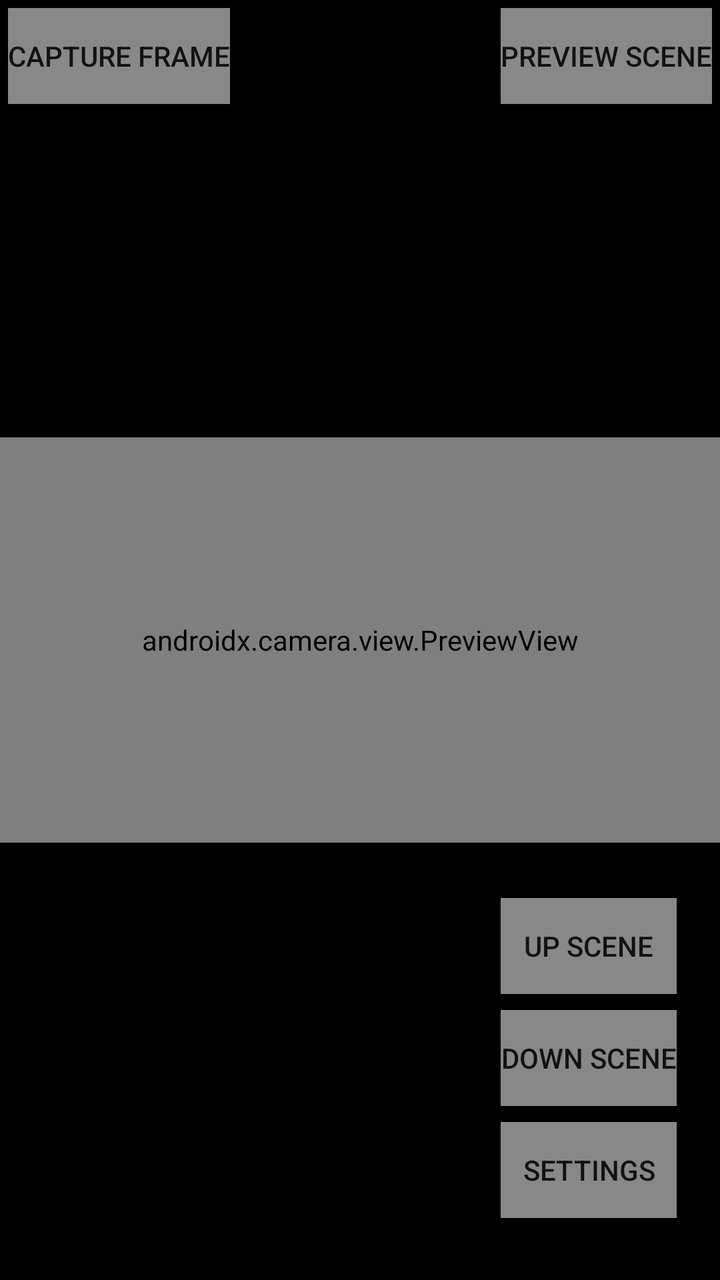
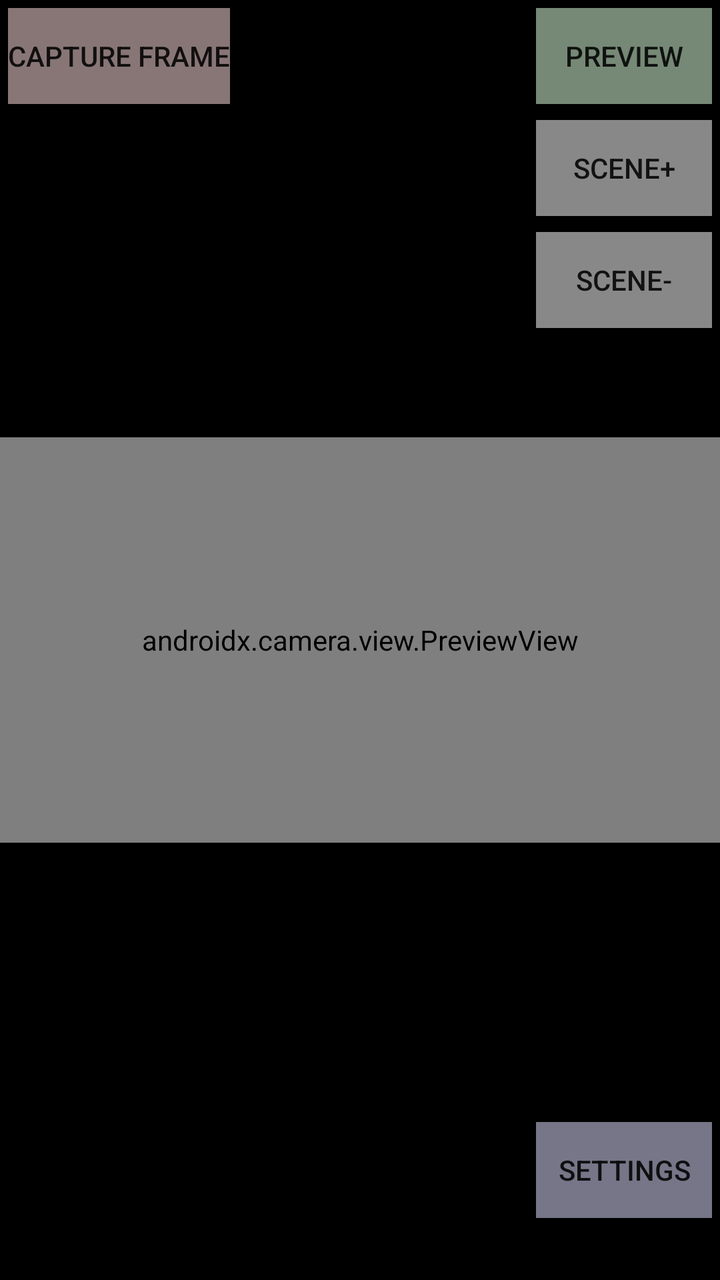

Two renders of the same Android screen: before a commit and after it. Below are the layout's source before the change and the commit's diff.
<!-- AndroidManifest.xml: application theme Theme.AppCompat.Light.NoActionBar -->
<!-- res/layout/activity_main.xml -->
<androidx.constraintlayout.widget.ConstraintLayout xmlns:android="http://schemas.android.com/apk/res/android"
    xmlns:app="http://schemas.android.com/apk/res-auto"
    xmlns:tools="http://schemas.android.com/tools"
    android:layout_width="match_parent"
    android:layout_height="match_parent"
    android:background="@color/black">

    <androidx.camera.view.PreviewView
        android:id="@+id/previewView"
        android:layout_width="0dp"
        android:layout_height="0dp"
        app:layout_constraintBottom_toBottomOf="parent"
        app:layout_constraintDimensionRatio="16:9"
        app:layout_constraintEnd_toEndOf="parent"
        app:layout_constraintStart_toStartOf="parent"
        app:layout_constraintTop_toTopOf="parent">

    </androidx.camera.view.PreviewView>

    <ImageView
        android:id="@+id/onionSkinView"
        android:layout_width="match_parent"
        android:layout_height="match_parent"
        android:alpha="0.4"
        android:contentDescription="@string/onion_skin"
        android:scaleType="fitCenter"
        android:visibility="visible" />

    <GridLayout
        android:id="@+id/gridLayout"
        android:layout_width="match_parent"
        android:layout_height="match_parent"
        android:columnCount="6"
        android:rowCount="6"
        android:useDefaultMargins="true">

        <Button
            android:id="@+id/captureButton"
            android:layout_row="0"
            android:layout_column="0"
            android:background="#88FFFFFF"
            android:text="@string/capture_frame" />

        <Button
            android:id="@+id/previewButton"
            android:layout_row="0"
            android:layout_column="5"
            android:background="#88FFFFFF"
            android:text="Preview Scene" />

        <Button
            android:id="@+id/upFolder"
            android:layout_row="3"
            android:layout_column="5"
            android:background="#88FFFFFF"
            android:text="Up Scene" />

        <Button
            android:id="@+id/downFolder"
            android:layout_row="4"
            android:layout_column="5"
            android:background="#88FFFFFF"
            android:text="Down Scene" />

        <Button
            android:id="@+id/settingsButton"
            android:layout_row="5"
            android:layout_column="5"
            android:background="#88FFFFFF"
            android:text="Settings" />

        <TextView
            android:id="@+id/label"
            android:layout_columnSpan="6"
            android:layout_row="5"
            android:background="#88FFFFFF"
            android:textColor="@color/black" />
    </GridLayout>


</androidx.constraintlayout.widget.ConstraintLayout>
<!-- resources referenced by this layout -->
<resources>
  <color name="black">#FF000000</color>
  <string name="capture_frame">Capture Frame</string>
  <string name="onion_skin">onion skin</string>
</resources>

<!-- the commit's change to res/layout/activity_main.xml (unified diff, before → after) -->
@@ -38,35 +38,35 @@
             android:id="@+id/captureButton"
             android:layout_row="0"
             android:layout_column="0"
-            android:background="#88FFFFFF"
+            android:background="#88FFDDDD"
             android:text="@string/capture_frame" />
 
         <Button
             android:id="@+id/previewButton"
             android:layout_row="0"
             android:layout_column="5"
-            android:background="#88FFFFFF"
-            android:text="Preview Scene" />
+            android:background="#88DDFFDD"
+            android:text="Preview" />
 
         <Button
             android:id="@+id/upFolder"
+            android:layout_row="2"
+            android:layout_column="5"
+            android:background="#88FFFFFF"
+            android:text="Scene+" />
+
+        <Button
+            android:id="@+id/downFolder"
             android:layout_row="3"
             android:layout_column="5"
             android:background="#88FFFFFF"
-            android:text="Up Scene" />
-
-        <Button
-            android:id="@+id/downFolder"
-            android:layout_row="4"
-            android:layout_column="5"
-            android:background="#88FFFFFF"
-            android:text="Down Scene" />
+            android:text="Scene-" />
 
         <Button
             android:id="@+id/settingsButton"
             android:layout_row="5"
             android:layout_column="5"
-            android:background="#88FFFFFF"
+            android:background="#88DDDDFF"
             android:text="Settings" />
 
         <TextView
